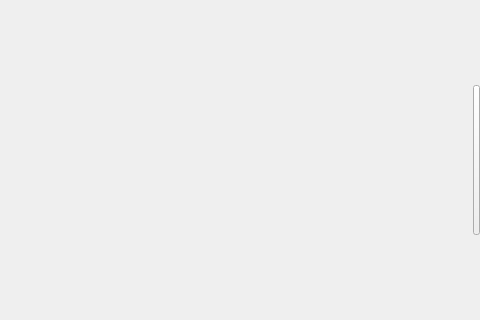
The window that zapzap/view/drawer.ui (rafatosta/zapzap) describes before a commit, drawn with Qt 5; both pictures show x 348 to 828 and y 94 to 414 of the 828 by 509 pixel window.
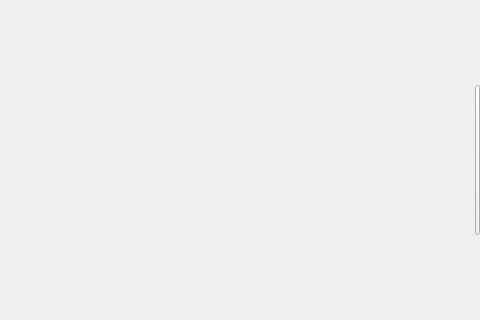
The same window after the commit.

```diff
--- a/zapzap/view/drawer.ui
+++ b/zapzap/view/drawer.ui
@@ -22,12 +22,6 @@
   <property name="windowTitle">
    <string>Form</string>
   </property>
-  <property name="autoFillBackground">
-   <bool>false</bool>
-  </property>
-  <property name="styleSheet">
-   <string notr="true"/>
-  </property>
   <layout class="QHBoxLayout" name="horizontalLayout_2">
    <property name="spacing">
     <number>10</number>
@@ -46,9 +40,6 @@
    </property>
    <item>
     <widget class="QWidget" name="blur" native="true">
-     <property name="autoFillBackground">
-      <bool>false</bool>
-     </property>
      <layout class="QHBoxLayout" name="horizontalLayout">
       <property name="spacing">
        <number>0</number>
@@ -108,13 +99,13 @@
     <widget class="QPushButton" name="openDrawerButton">
      <property name="minimumSize">
       <size>
-       <width>7</width>
+       <width>5</width>
        <height>150</height>
       </size>
      </property>
      <property name="maximumSize">
       <size>
-       <width>7</width>
+       <width>5</width>
        <height>150</height>
       </size>
      </property>
```
